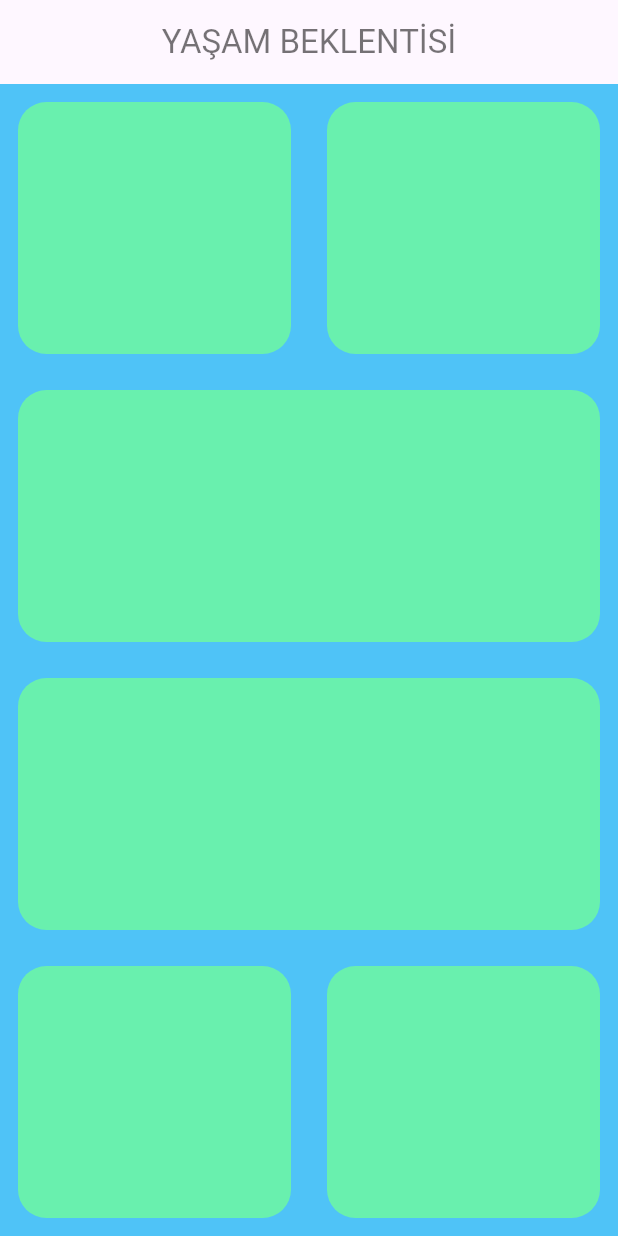
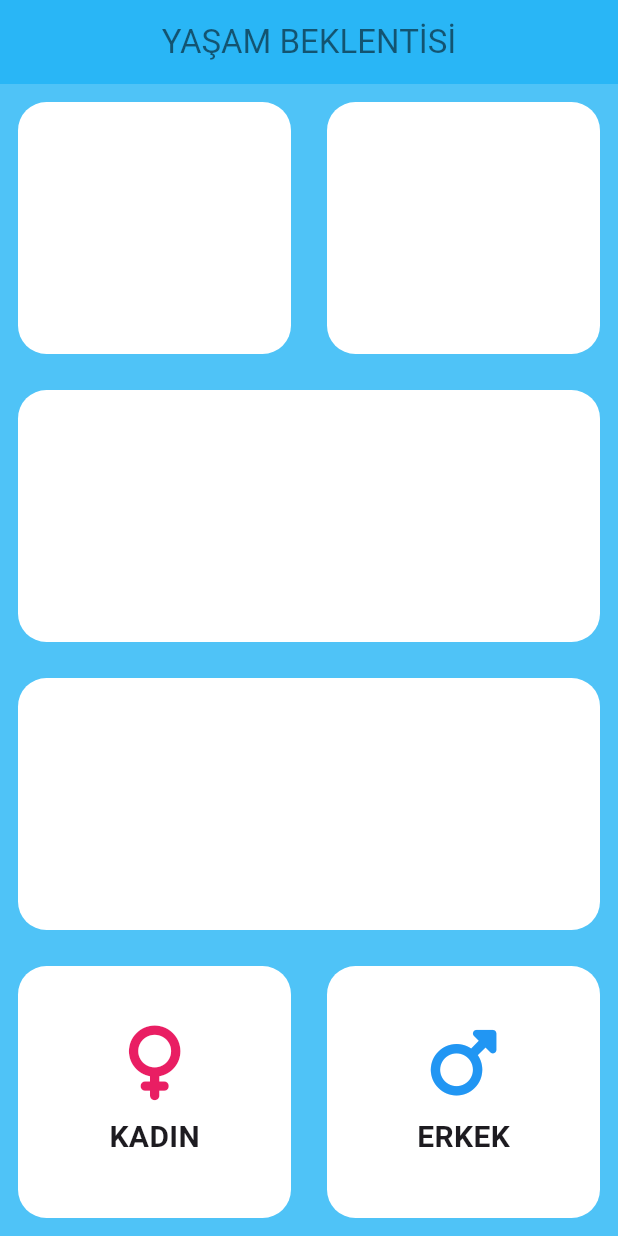
Before and after one commit to mehmeteminnnn/Beklenen-Yasam-Suresi, a Flutter app: the screen it shows after launch, on a phone screen of 412 x 824 dp. Run offline on Flutter 3.47's test engine with Material 3 defaults, Android fonts, the phone set to English and light mode, and no system bars; our stand-ins replace font_awesome_flutter.

Commit message:
Cinsiyet buttonları oluşturuldu.

```diff
--- a/lib/giris_sayfasi.dart
+++ b/lib/giris_sayfasi.dart
@@ -1,4 +1,5 @@
 import 'package:flutter/material.dart';
+import 'package:font_awesome_flutter/font_awesome_flutter.dart';
 
 class InputPage extends StatefulWidget {
   @override
@@ -10,6 +11,7 @@ class _InputPageState extends State<InputPage> {
   Widget build(BuildContext context) {
     return Scaffold(
       appBar: AppBar(
+        backgroundColor: Colors.lightBlue[400],
         title: Text(
           'YAŞAM BEKLENTİSİ',
           style: TextStyle(color: Colors.black54),
@@ -40,10 +42,20 @@ class _InputPageState extends State<InputPage> {
             child: Row(
               children: [
                 Expanded(
-                  child: MyContainer(),
+                  child: MyContainer(
+                      child: GenderWidget(
+                    ikon: FontAwesomeIcons.venus,
+                    renk: Colors.pink,
+                    cinsiyet: "KADIN",
+                  )),
                 ),
                 Expanded(
-                  child: MyContainer(),
+                  child: MyContainer(
+                      child: GenderWidget(
+                    cinsiyet: "ERKEK",
+                    renk: Colors.blue,
+                    ikon: FontAwesomeIcons.mars,
+                  )),
                 ),
               ],
             ),
@@ -54,12 +66,41 @@ class _InputPageState extends State<InputPage> {
   }
 }
 
+class GenderWidget extends StatelessWidget {
+  final String cinsiyet;
+  final IconData? ikon;
+  final Color? renk;
+  GenderWidget({this.cinsiyet = "", this.ikon, this.renk});
+  @override
+  Widget build(BuildContext context) {
+    return Column(
+      mainAxisAlignment: MainAxisAlignment.center,
+      children: [
+        Icon(
+          ikon,
+          size: 50,
+          color: renk,
+        ),
+        SizedBox(
+          height: 10,
+        ),
+        Text(
+          cinsiyet,
+          style: TextStyle(fontWeight: FontWeight.bold, fontSize: 20),
+        )
+      ],
+    );
+  }
+}
+
 class MyContainer extends StatelessWidget {
   final Color renk;
-  MyContainer({this.renk = Colors.greenAccent});
+  final Widget? child;
+  MyContainer({this.renk = Colors.white, this.child});
   @override
   Widget build(BuildContext context) {
     return Container(
+        child: child,
         margin: EdgeInsets.all(12),
         decoration: BoxDecoration(
           borderRadius: BorderRadius.circular(19),
--- a/lib/main.dart
+++ b/lib/main.dart
@@ -10,7 +10,9 @@ class MyApp extends StatelessWidget {
   @override
   Widget build(BuildContext context) {
     return MaterialApp(
-      theme: ThemeData(scaffoldBackgroundColor: Colors.lightBlue[300]),
+      theme: ThemeData(
+          scaffoldBackgroundColor: Colors.lightBlue[300],
+          primaryColor: Colors.lightBlue[300]),
       debugShowCheckedModeBanner: false,
       home: InputPage(),
     );
--- a/pubspec.yaml
+++ b/pubspec.yaml
@@ -31,6 +31,7 @@ environment:
 dependencies:
   flutter:
     sdk: flutter
+  font_awesome_flutter: ^10.6.0
 
 
   # The following adds the Cupertino Icons font to your application.
```
Also changed, not shown: pubspec.lock, 1 other file.
